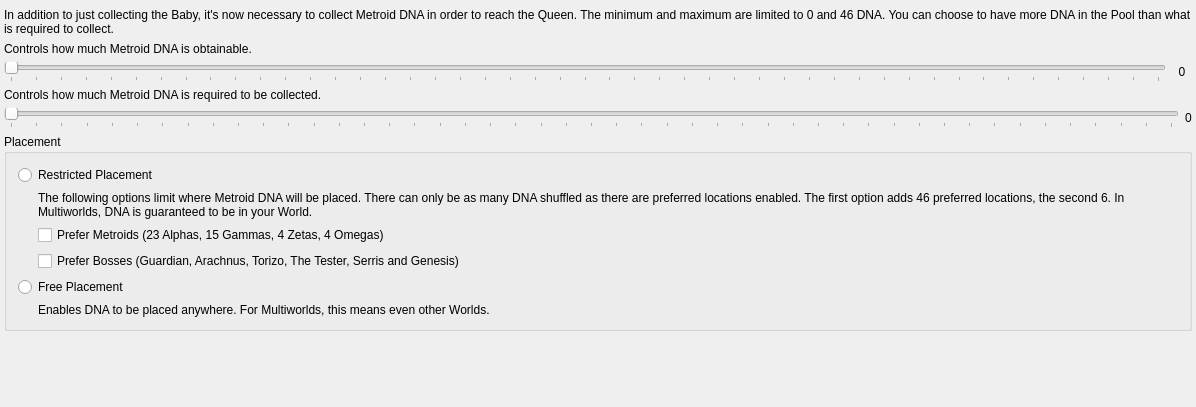
The window that randovania/games/am2r/gui/ui_files/preset_am2r_goal.ui (randovania/randovania) describes before a commit, drawn with Qt 5.
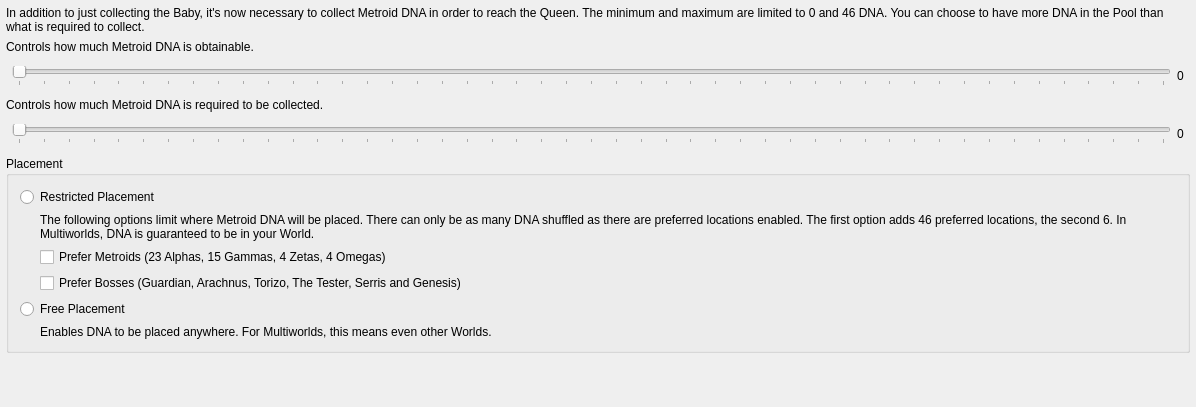
The same window after the commit.

```diff
--- a/randovania/games/am2r/gui/ui_files/preset_am2r_goal.ui
+++ b/randovania/games/am2r/gui/ui_files/preset_am2r_goal.ui
@@ -22,16 +22,16 @@
    </property>
    <layout class="QVBoxLayout" name="goal_layout">
     <property name="leftMargin">
-     <number>4</number>
+     <number>6</number>
     </property>
     <property name="topMargin">
-     <number>8</number>
+     <number>6</number>
     </property>
     <property name="rightMargin">
-     <number>4</number>
+     <number>6</number>
     </property>
     <property name="bottomMargin">
-     <number>8</number>
+     <number>6</number>
     </property>
     <item>
      <widget class="QLabel" name="description_label">
@@ -52,6 +52,18 @@
     </item>
     <item>
      <layout class="QHBoxLayout" name="placed_slider_layout">
+      <property name="leftMargin">
+       <number>6</number>
+      </property>
+      <property name="topMargin">
+       <number>6</number>
+      </property>
+      <property name="rightMargin">
+       <number>6</number>
+      </property>
+      <property name="bottomMargin">
+       <number>6</number>
+      </property>
       <item>
        <widget class="QSlider" name="placed_slider">
         <property name="maximum">
@@ -78,7 +90,7 @@
         </property>
         <property name="minimumSize">
          <size>
-          <width>20</width>
+          <width>0</width>
           <height>0</height>
          </size>
         </property>
@@ -101,6 +113,18 @@
     </item>
     <item>
      <layout class="QHBoxLayout" name="required_slider_layout">
+      <property name="leftMargin">
+       <number>6</number>
+      </property>
+      <property name="topMargin">
+       <number>6</number>
+      </property>
+      <property name="rightMargin">
+       <number>6</number>
+      </property>
+      <property name="bottomMargin">
+       <number>6</number>
+      </property>
       <item>
        <widget class="QSlider" name="required_slider">
         <property name="maximum">
```
